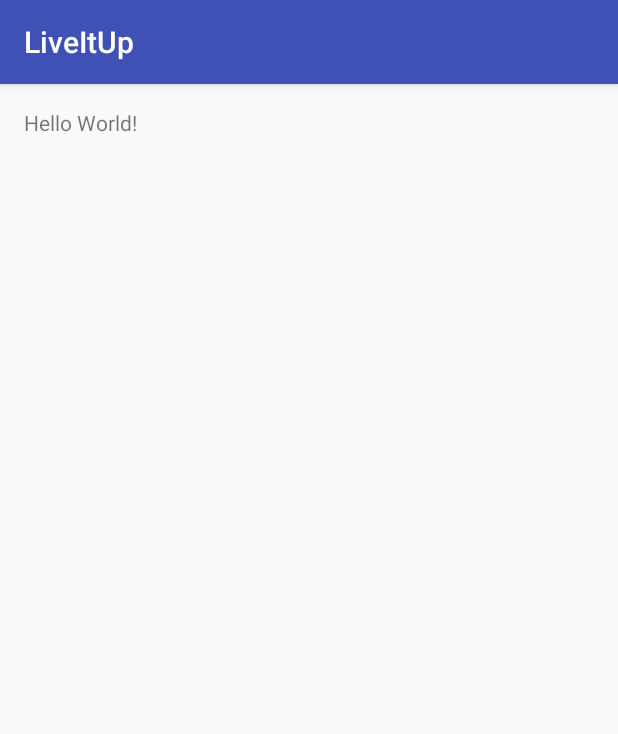
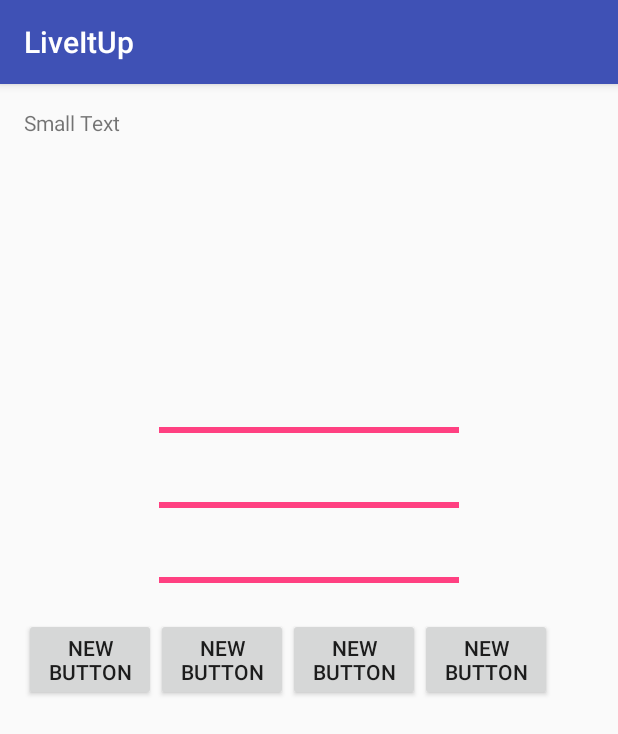
Before and after one commit to danteruiz/LiveItUpApp, an Android app: the screen it shows after launch (MainActivity), on a phone screen of 412 x 824 dp. Shown: the top 734 px of the screen. Run offline under Robolectric (Android 15) with nearby library versions, the phone set to English and light mode, and no system bars.

Commit message:
UI update
YES

```diff
--- a/LiveItUp/app/src/main/java/com/example/dante/liveitup/MainActivity.java
+++ b/LiveItUp/app/src/main/java/com/example/dante/liveitup/MainActivity.java
@@ -2,12 +2,34 @@ package com.example.dante.liveitup;
 
 import android.support.v7.app.AppCompatActivity;
 import android.os.Bundle;
+import android.os.Handler;
+import android.view.Menu;
+import android.view.View;
+import android.widget.Button;
+import android.widget.ProgressBar;
+import android.widget.TextView;
 
 public class MainActivity extends AppCompatActivity {
+
+    private ProgressBar progressBar;
+    private int progressStatus = 100;
+    private TextView textView;
+    private Handler handler = new Handler();
 
     @Override
     protected void onCreate(Bundle savedInstanceState) {
         super.onCreate(savedInstanceState);
         setContentView(R.layout.activity_main);
+
+        progressBar = (ProgressBar) findViewById(R.id.progressBar);
+    }
+
+    public void buttonClick(View v){
+        progressStatus += 5;
+        progressBar.setProgress(progressStatus);
+    }
+    public void buttonClick2(View v){
+        progressStatus -= 5;
+        progressBar.setProgress(progressStatus);
     }
 }
--- a/LiveItUp/app/src/main/res/layout/activity_main.xml
+++ b/LiveItUp/app/src/main/res/layout/activity_main.xml
@@ -10,8 +10,104 @@
     android:paddingBottom="@dimen/activity_vertical_margin"
     tools:context="com.example.dante.liveitup.MainActivity">
 
+    <ProgressBar
+        style="?android:attr/progressBarStyleHorizontal"
+        android:layout_width="wrap_content"
+        android:layout_height="wrap_content"
+        android:id="@+id/progressBar"
+        android:indeterminate="false"
+        android:max="100"
+        android:minHeight="50dp"
+        android:minWidth="200dp"
+        android:progress="100"
+        android:layout_above="@+id/progressBar2"
+        android:layout_centerHorizontal="true" />
+
+    <ProgressBar
+    style="?android:attr/progressBarStyleHorizontal"
+    android:layout_width="wrap_content"
+    android:layout_height="wrap_content"
+    android:id="@+id/progressBar2"
+        android:indeterminate="false"
+    android:max="100"
+    android:minHeight="50dp"
+    android:minWidth="200dp"
+    android:progress="100"
+        android:layout_above="@+id/progressBar3"
+        android:layout_alignLeft="@+id/progressBar3"
+        android:layout_alignStart="@+id/progressBar3" />
+
+    <ProgressBar
+        style="?android:attr/progressBarStyleHorizontal"
+        android:layout_width="wrap_content"
+        android:layout_height="wrap_content"
+        android:id="@+id/progressBar3"
+        android:indeterminate="false"
+        android:max="100"
+        android:minHeight="50dp"
+        android:minWidth="200dp"
+        android:progress="100"
+        android:layout_above="@+id/button"
+        android:layout_centerHorizontal="true" />
+
+
+    <Button
+        android:layout_width="wrap_content"
+        android:layout_height="wrap_content"
+        android:text="New Button"
+        android:id="@+id/button"
+        android:onClick="buttonClick"
+        android:width="50dp"
+        android:layout_centerVertical="true"
+        android:layout_alignParentLeft="true"
+        android:layout_alignParentStart="true" />
+    <Button
+        android:layout_width="wrap_content"
+        android:layout_height="wrap_content"
+        android:text="New Button"
+        android:id="@+id/button2"
+        android:onClick="buttonClick2"
+        android:width="50dp"
+        android:layout_alignTop="@+id/button"
+        android:layout_toRightOf="@+id/button"
+        android:layout_toEndOf="@+id/button" />
+
+    <Button
+        android:layout_width="wrap_content"
+        android:layout_height="wrap_content"
+        android:text="New Button"
+        android:id="@+id/button3"
+        android:width="50dp"
+        android:layout_alignTop="@+id/button2"
+        android:layout_toRightOf="@+id/button2"
+        android:layout_toEndOf="@+id/button2" />
+
+    <Button
+        android:layout_width="wrap_content"
+        android:layout_height="wrap_content"
+        android:text="New Button"
+        android:id="@+id/button4"
+        android:width="50dp"
+        android:layout_alignTop="@+id/button3"
+        android:layout_toRightOf="@+id/button3"
+        android:layout_toEndOf="@+id/button3" />
+
+    <ListView
+        android:layout_width="wrap_content"
+        android:layout_height="wrap_content"
+        android:id="@+id/listView"
+        android:layout_alignParentBottom="true"
+        android:layout_centerHorizontal="true"
+        android:layout_below="@+id/button"/>
+
     <TextView
-        android:text="Hello World!"
         android:layout_width="wrap_content"
-        android:layout_height="wrap_content" />
+        android:layout_height="wrap_content"
+        android:textAppearance="?android:attr/textAppearanceSmall"
+        android:text="Small Text"
+        android:id="@+id/textView"
+        android:layout_alignParentTop="true"
+        android:layout_alignParentLeft="true"
+        android:layout_alignParentStart="true" />
+
 </RelativeLayout>
```
